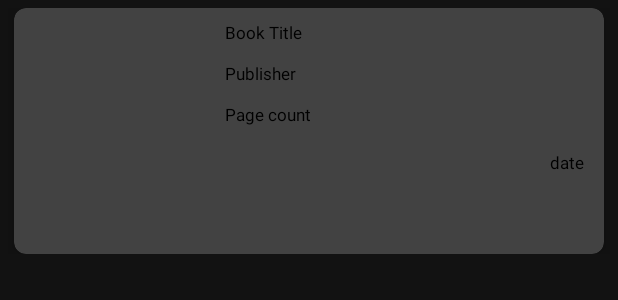
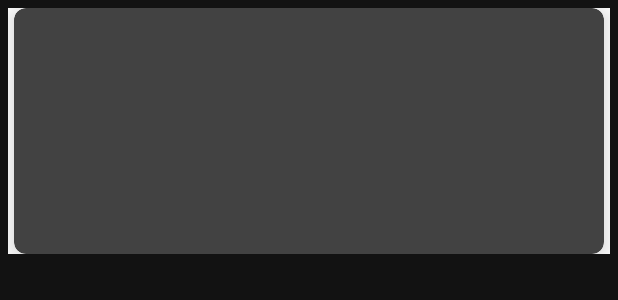
Before and after one commit to MaheshSaka24/assignment, an Android app: the layout layout_view_books_item.xml on its own in the app's theme, with its tools: preview values and no code run, on a phone screen of 412 x 824 dp. Shown: the top 300 px of the screen. Run offline under Robolectric (Android 15) with nearby library versions, the phone set to English and light mode, and no system bars.

Commit message:
file added

```diff
--- a/app/src/main/res/layout/layout_view_books_item.xml
+++ b/app/src/main/res/layout/layout_view_books_item.xml
@@ -5,12 +5,14 @@
     <androidx.constraintlayout.widget.ConstraintLayout
         android:layout_width="match_parent"
         android:layout_height="wrap_content"
+        android:background="@color/white"
         android:layout_margin="5dp">
 
         <androidx.cardview.widget.CardView
             android:layout_width="match_parent"
             android:layout_height="wrap_content"
             android:layout_margin="4dp"
+            android:background="@color/white"
             app:cardCornerRadius="8dp"
             app:cardElevation="8dp">
 
@@ -33,9 +35,8 @@
                     android:layout_height="wrap_content"
                     android:layout_margin="5dp"
                     android:padding="3dp"
-                    android:text="Book Title"
                     android:textColor="@color/black"
-                    android:textSize="11sp"
+                    android:textSize="15sp"
                     app:layout_constraintEnd_toEndOf="parent"
                     app:layout_constraintStart_toEndOf="@+id/imageViewBook"
                     app:layout_constraintTop_toTopOf="parent" />
@@ -46,7 +47,6 @@
                     android:layout_height="wrap_content"
                     android:layout_margin="5dp"
                     android:padding="3dp"
-                    android:text="Publisher"
                     android:textColor="@color/black"
                     android:textSize="11sp"
                     app:layout_constraintEnd_toEndOf="parent"
@@ -59,7 +59,6 @@
                     android:layout_height="wrap_content"
                     android:layout_margin="5dp"
                     android:padding="3dp"
-                    android:text="Page count"
                     android:textColor="@color/black"
                     android:textSize="11sp"
                     app:layout_constraintEnd_toEndOf="parent"
@@ -72,7 +71,6 @@
                     android:layout_height="wrap_content"
                     android:layout_margin="10dp"
                     android:padding="3dp"
-                    android:text="date"
                     android:textColor="@color/black"
                     android:textSize="11sp"
                     app:layout_constraintEnd_toEndOf="parent"
```
Also changed, not shown: app/src/main/java/com/assignment/xento/ui/dashboard/SectionsPagerAdapter.kt (added, +38 -0 lines), app/src/main/res/layout/activity_dashboard.xml (+7 -5 lines), app/src/main/res/layout/fragment_main.xml (deleted, +0 -23 lines).
